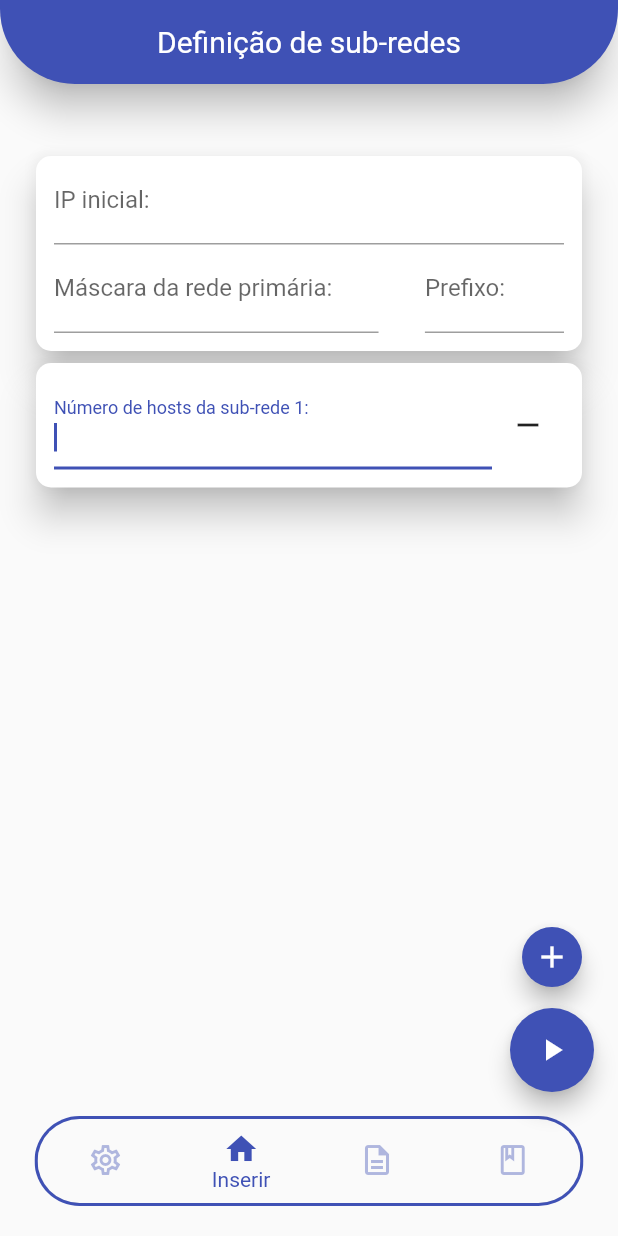
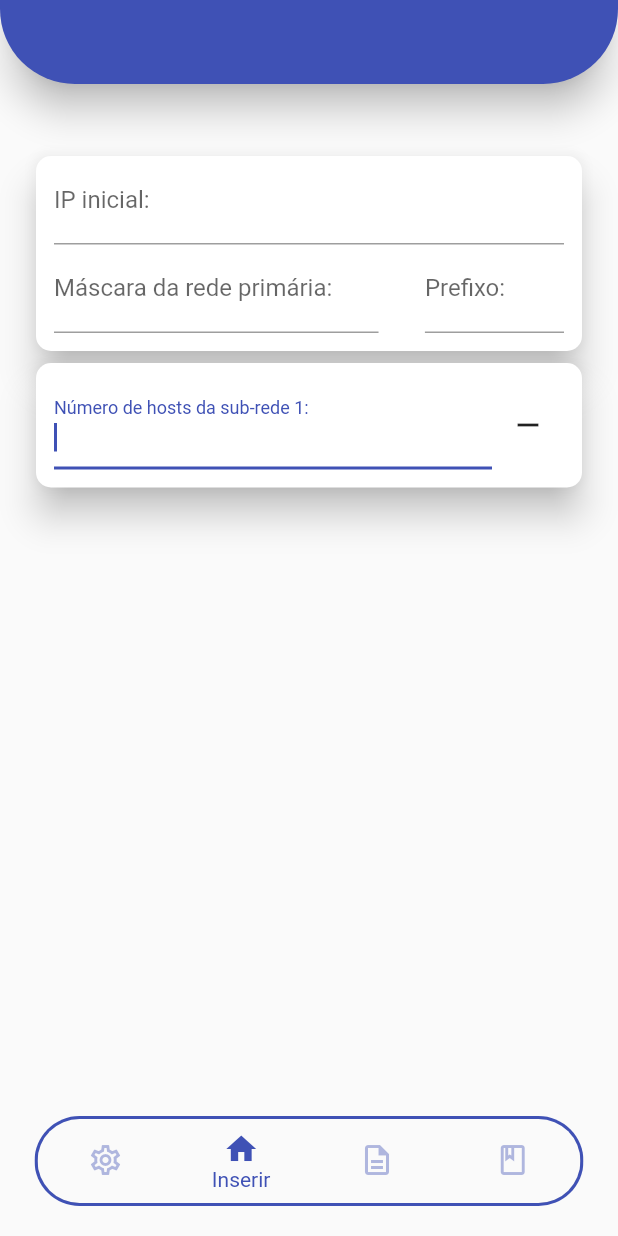
Before and after one commit to icarob-eng/subnet_mask_calculator, a Flutter app: the screen it shows after launch, on a phone screen of 412 x 824 dp. Run offline on Flutter 3.47's test engine with Material 2 defaults, Android fonts, the phone set to English and light mode, and no system bars; our stand-ins replace animated_text_kit, mask_text_input_formatter, shared_preferences, tuple; missing offline and left inert: ipaddr.

Commit message:
Commit Inicial

```diff
--- a/lib/components/my_navigation_bar.dart
+++ /dev/null
@@ -1,106 +0,0 @@
-import 'package:flutter/material.dart';
-
-class MyNavigationBar extends StatefulWidget {
-  final Widget? title, body, floatingActionButton;
-
-  const MyNavigationBar(
-      {Key? key, this.title, this.body, this.floatingActionButton})
-      : super(key: key);
-
-  @override
-  State<MyNavigationBar> createState() => _MyNavigationBar();
-}
-
-class _MyNavigationBar extends State<MyNavigationBar> {
-  int _currentRouter() {
-    String? routerName = ModalRoute.of(context)?.settings.name;
-    if (routerName == "/settings") {
-      return 0;
-    } else if (routerName == "/input") {
-      return 1;
-    } else if (routerName == "/output") {
-      return 2;
-    } else if (routerName == "/study") {
-      return 3;
-    }
-    return 0;
-  }
-
-  bool _isAlredyInRoute({required String router}) {
-    return ModalRoute.of(context)?.settings.name == router;
-  }
-
-  @override
-  Widget build(BuildContext context) {
-    return Padding(
-      padding: const EdgeInsets.only(left: 23, right: 23, bottom: 20),
-      child: ClipRRect(
-        borderRadius: const BorderRadius.all(Radius.circular(100)),
-        child: Container(
-          decoration: const BoxDecoration(color: Colors.indigo),
-          child: Padding(
-            padding: const EdgeInsets.all(2.0),
-            child: ClipRRect(
-              borderRadius: const BorderRadius.all(Radius.circular(100)),
-              child: BottomNavigationBar(
-                  onTap: (currentIndex) {
-                    if (currentIndex == 0 &&
-                        !_isAlredyInRoute(router: '/settings')) {
-                      Navigator.pushNamedAndRemoveUntil(
-                        context,
-                        '/settings',
-                        (Route<dynamic> route) => false,
-                      );
-                    }
-                    if (currentIndex == 1 &&
-                        !_isAlredyInRoute(router: "/input")) {
-                      Navigator.pushNamedAndRemoveUntil(
-                        context,
-                        '/input',
-                        (Route<dynamic> route) => false,
-                      );
-                    }
-                    if (currentIndex == 2 &&
-                        !_isAlredyInRoute(router: "/output")) {
-                      Navigator.pushNamedAndRemoveUntil(
-                        context,
-                        '/output',
-                        (Route<dynamic> route) => false,
-                      );
-                    }
-                    if (currentIndex == 3) {
-                      null;
-                    }
-                  },
-                  currentIndex: _currentRouter(),
-                  type: BottomNavigationBarType.fixed,
-                  items: const [
-                    BottomNavigationBarItem(
-                      icon: Icon(Icons.settings_outlined),
-                      label: "Opções",
-                      activeIcon: Icon(Icons.settings),
-                    ),
-                    BottomNavigationBarItem(
-                      icon: Icon(Icons.home_outlined),
-                      label: "Inserir",
-                      activeIcon: Icon(Icons.home),
-                    ),
-                    BottomNavigationBarItem(
-                      icon: Icon(Icons.description_outlined),
-                      label: "Resultado",
-                      activeIcon: Icon(Icons.description),
-                    ),
-                    BottomNavigationBarItem(
-                        icon: Icon(Icons.book_outlined), label: "Estudo"),
-                    /* BottomNavigationBarItem(
-                        icon: Icon(Icons.bookmark_outline),
-                        label: "Salvos",
-                        activeIcon: Icon(Icons.bookmark)) */
-                  ]),
-            ),
-          ),
-        ),
-      ),
-    );
-  }
-}
--- a/lib/main.dart
+++ b/lib/main.dart
@@ -3,9 +3,7 @@ import 'package:provider/provider.dart';
 import 'package:subnet_mask_calculator/providers/subnets.dart';
 import 'package:subnet_mask_calculator/providers/subnets_controllers.dart';
 import 'package:subnet_mask_calculator/providers/theme_manager.dart';
-import 'package:subnet_mask_calculator/screens/input_screen.dart';
-import 'package:subnet_mask_calculator/screens/output_screen.dart';
-import 'package:subnet_mask_calculator/screens/settings_screen.dart';
+import 'package:subnet_mask_calculator/screens/home_screen.dart';
 
 void main() {
   runApp(MultiProvider(
@@ -99,12 +97,7 @@ class MyApp extends StatelessWidget {
           )),
       themeMode: Provider.of<ThemeManager>(context).state,
       debugShowCheckedModeBanner: false,
-      initialRoute: '/input',
-      routes: {
-        '/input': (context) => const InputScreen(),
-        '/output': (context) => const OutputScreen(),
-        '/settings': (context) => const SettingsScreen(),
-      },
+      home: const HomeScreen(),
     );
   }
 }
--- /dev/null
+++ b/lib/screens/home_screen.dart
@@ -0,0 +1,124 @@
+import 'package:animated_text_kit/animated_text_kit.dart';
+import 'package:flutter/material.dart';
+import 'package:subnet_mask_calculator/screens/settings_screen.dart';
+
+import 'input_screen.dart';
+import 'output_screen.dart';
+
+class HomeScreen extends StatefulWidget {
+  const HomeScreen({super.key});
+
+  @override
+  State<HomeScreen> createState() => _HomeScreen();
+}
+
+class _HomeScreen extends State<HomeScreen> {
+  late final PageController _pageController;
+  int _currentIndex = 1;
+
+  final List<Widget> _appBarTitles = const <Widget>[
+    Text("Configurações"),
+    Text("Entrada"),
+    Text("Saída")
+  ];
+
+  @override
+  void initState() {
+    _pageController = PageController(initialPage: 1);
+    super.initState();
+  }
+
+  @override
+  void dispose() {
+    _pageController.dispose();
+    super.dispose();
+  }
+
+  @override
+  Widget build(BuildContext context) {
+    return Scaffold(
+      extendBody: true,
+      extendBodyBehindAppBar: true,
+      appBar: AppBar(
+          /* title: AnimatedSwitcher(
+        duration: const Duration(milliseconds: 400),
+        transitionBuilder: (Widget child, Animation<double> animation) {
+          return SlideTransition(
+            position: Tween<Offset>(
+              begin: const Offset(0.0, -1.0),
+              end: Offset.zero,
+            ).animate(animation),
+            child: FadeTransition(
+              opacity: animation,
+              child: _appBarTitles[_currentIndex],
+            ),
+          );
+        },
+      ) */
+          ),
+      body: PageView(
+          onPageChanged: (index) {
+            setState(() {
+              _currentIndex = index;
+            });
+          },
+          reverse: false,
+          physics: const BouncingScrollPhysics(
+              parent: AlwaysScrollableScrollPhysics()),
+          controller: _pageController,
+          children: const [
+            SettingsScreen(),
+            InputScreen(),
+            OutputScreen(),
+          ]),
+      bottomNavigationBar: Padding(
+        padding: const EdgeInsets.only(left: 23, right: 23, bottom: 20),
+        child: ClipRRect(
+          borderRadius: const BorderRadius.all(Radius.circular(100)),
+          child: Container(
+            decoration: const BoxDecoration(color: Colors.indigo),
+            child: Padding(
+              padding: const EdgeInsets.all(2.0),
+              child: ClipRRect(
+                borderRadius: const BorderRadius.all(Radius.circular(100)),
+                child: BottomNavigationBar(
+                    onTap: (newIndex) {
+                      if (newIndex != 3) {
+                        _pageController.animateToPage(newIndex,
+                            duration: const Duration(milliseconds: 400),
+                            curve: Curves.easeIn);
+                      }
+                    },
+                    currentIndex: _currentIndex,
+                    type: BottomNavigationBarType.fixed,
+                    items: const [
+                      BottomNavigationBarItem(
+                        icon: Icon(Icons.settings_outlined),
+                        label: "Opções",
+                        activeIcon: Icon(Icons.settings),
+                      ),
+                      BottomNavigationBarItem(
+                        icon: Icon(Icons.home_outlined),
+                        label: "Inserir",
+                        activeIcon: Icon(Icons.home),
+                      ),
+                      BottomNavigationBarItem(
+                        icon: Icon(Icons.description_outlined),
+                        label: "Resultado",
+                        activeIcon: Icon(Icons.description),
+                      ),
+                      BottomNavigationBarItem(
+                          icon: Icon(Icons.book_outlined), label: "Estudo"),
+                      /* BottomNavigationBarItem(
+                        icon: Icon(Icons.bookmark_outline),
+                        label: "Salvos",
+                        activeIcon: Icon(Icons.bookmark)) */
+                    ]),
+              ),
+            ),
+          ),
+        ),
+      ),
+    );
+  }
+}
--- a/lib/screens/input_screen.dart
+++ b/lib/screens/input_screen.dart
@@ -3,7 +3,6 @@ import 'package:mask_text_input_formatter/mask_text_input_formatter.dart';
 import 'package:provider/provider.dart';
 import 'package:subnet_mask_calculator/providers/subnets_controllers.dart';
 
-import '../components/my_navigation_bar.dart';
 import '../components/subnet_host_card.dart';
 
 class InputScreen extends StatefulWidget {
@@ -30,22 +29,15 @@ class _InputScreenState extends State<InputScreen> {
 
   @override
   Widget build(BuildContext context) {
-    return Scaffold(
-      extendBodyBehindAppBar: true,
-      extendBody: true,
-      appBar: AppBar(
-        title: const Text('Definição de sub-redes'),
-      ),
-      body: Form(
+    return Form(
       key: _formKey,
       child: AnimatedList(
           key: _animateKey,
           physics: const BouncingScrollPhysics(
               parent: AlwaysScrollableScrollPhysics()),
-            padding: const EdgeInsets.only(
-                left: 20, bottom: 250, right: 20, top: 100),
-            initialItemCount:
-                Provider.of<SubnetsControllers>(context).length > 1
+          padding:
+              const EdgeInsets.only(left: 20, bottom: 250, right: 20, top: 100),
+          initialItemCount: Provider.of<SubnetsControllers>(context).length > 1
               ? Provider.of<SubnetsControllers>(context).length + 1
               : 2,
           itemBuilder: (context, index, animation) {
@@ -84,8 +76,7 @@ class _InputScreenState extends State<InputScreen> {
                                   flex: 7,
                                   child: TextFormField(
                                     decoration: const InputDecoration(
-                                          labelText:
-                                              'Máscara da rede primária:'),
+                                        labelText: 'Máscara da rede primária:'),
                                     keyboardType: TextInputType.number,
                                     inputFormatters: [
                                       MaskTextInputFormatter(
@@ -144,39 +135,6 @@ class _InputScreenState extends State<InputScreen> {
                   key: UniqueKey(), index: index - 1, animation: animation);
             }
           }),
-      ),
-      bottomNavigationBar: const MyNavigationBar(),
-      floatingActionButton: Column(
-        mainAxisAlignment: MainAxisAlignment.end,
-        children: [
-          FloatingActionButton.small(
-            heroTag: UniqueKey(),
-            onPressed: () {
-              Provider.of<SubnetsControllers>(context, listen: false)
-                  .increment(value: 1);
-              _animateKey.currentState?.insertItem(
-                  Provider.of<SubnetsControllers>(context, listen: false)
-                      .length,
-                  duration: const Duration(milliseconds: 400));
-            },
-            tooltip: "Adicionar",
-            child: const Icon(Icons.add),
-          ),
-          const SizedBox(
-            height: 10,
-          ),
-          FloatingActionButton(
-            heroTag: UniqueKey(),
-            onPressed: () {
-              if (_formKey.currentState!.validate()) {
-                Navigator.pushNamed(context, '/output');
-              }
-            },
-            tooltip: "Ir",
-            child: const Icon(Icons.play_arrow),
-          ),
-        ],
-      ),
     );
   }
 }
--- a/pubspec.yaml
+++ b/pubspec.yaml
@@ -41,6 +41,7 @@ dependencies:
   flutter_launcher_icons: ^0.13.1
   tuple: ^2.0.1
   shared_preferences: ^2.1.2
+  animated_text_kit: ^4.2.2
 
 dev_dependencies:
   flutter_test:
```
Also changed, not shown: lib/screens/output_screen.dart (+7 -18 lines), lib/screens/settings_screen.dart (+2 -11 lines), pubspec.lock. Lines whose indentation alone changed are shown as unchanged.
